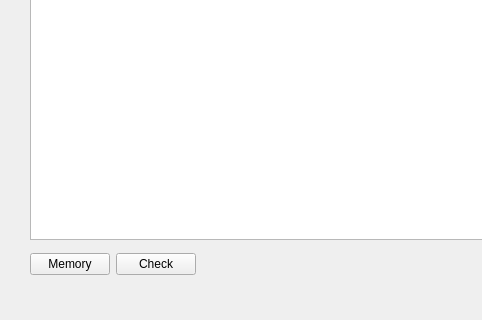
Old version of the form mainwindow.ui in the repository chenjiayi8/WerkwoordenMaster; both pictures show x 0 to 482 and y 291 to 611 of the 842 by 611 pixel window.
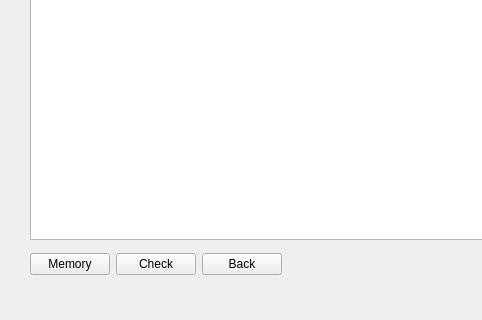
New version of the form.

Diff of the .ui file:
```diff
--- a/mainwindow.ui
+++ b/mainwindow.ui
@@ -93,6 +93,13 @@
        </property>
       </widget>
      </item>
+     <item>
+      <widget class="QPushButton" name="buttonBack">
+       <property name="text">
+        <string>Back</string>
+       </property>
+      </widget>
+     </item>
      <item>
       <spacer name="horizontalSpacer">
        <property name="orientation">
```
